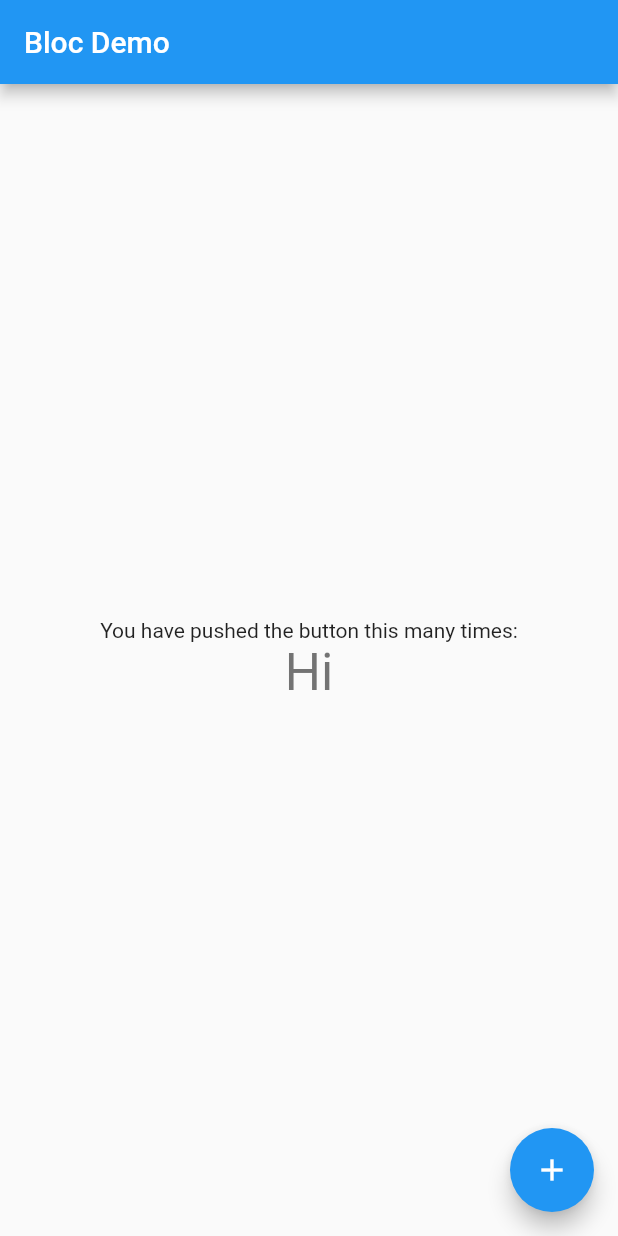
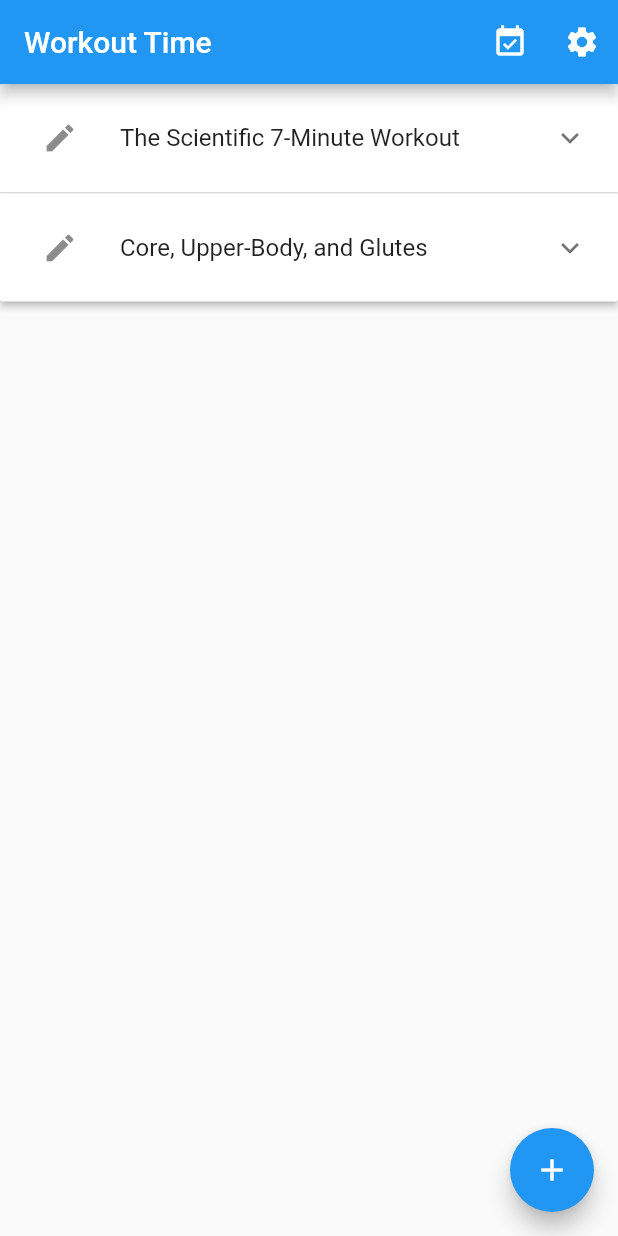
Before and after one commit to sherryqaisrani/Gym-Application-Bloc, a Flutter app: the screen it shows after launch, on a phone screen of 412 x 824 dp. Run offline on Flutter 3.47's test engine with Material 2 defaults, Android fonts, the phone set to English and light mode, and no system bars; our stand-ins replace equatable, flutter_bloc.

Commit message:
Data Display

```diff
--- a/lib/main.dart
+++ b/lib/main.dart
@@ -28,7 +28,7 @@ class MyApp extends StatelessWidget {
           }
           return workoutBloc;
         },
-        child: MyHomePage(),
+        child: const MyHomePage(),
       ),
     );
   }
@@ -48,24 +48,65 @@ class _MyHomePageState extends State<MyHomePage> {
   Widget build(BuildContext context) {
     return Scaffold(
       appBar: AppBar(
-        title: Text('Bloc Demo'),
+        title: const Text('Workout Time'),
+        actions: [
+          IconButton(
+            onPressed: () {},
+            icon: const Icon(
+              Icons.event_available,
+            ),
+          ),
+          IconButton(
+            onPressed: () {},
+            icon: const Icon(
+              Icons.settings,
+            ),
+          ),
+        ],
       ),
-      body: Center(
+      body: SingleChildScrollView(
         child: BlocBuilder<WorkoutBloc, List<Workout>>(
-          builder: (context, state) {
-            return Column(
-              mainAxisAlignment: MainAxisAlignment.center,
-              children: <Widget>[
-                const Text(
-                  'You have pushed the button this many times:',
-                ),
-                Text(
-                  'Hi',
-                  style: Theme.of(context).textTheme.headlineMedium,
-                ),
-              ],
-            );
-          },
+          builder: (context, state) => ExpansionPanelList.radio(
+            children: state
+                .map(
+                  (workout) => ExpansionPanelRadio(
+                    value: workout,
+                    headerBuilder: (context, isExpanded) => ListTile(
+                      visualDensity: const VisualDensity(
+                        horizontal: 0,
+                        vertical: VisualDensity.maximumDensity,
+                      ),
+                      leading: IconButton(
+                        onPressed: () {},
+                        icon: const Icon(
+                          Icons.edit,
+                        ),
+                      ),
+                      title: Text(workout.title!),
+                    ),
+                    body: ListView.builder(
+                      itemCount: workout.exercises.length,
+                      scrollDirection: Axis.vertical,
+
+                      shrinkWrap: true,
+                      itemBuilder: (context, index) => ListTile(
+                        visualDensity: const VisualDensity(
+                          horizontal: 0,
+                          vertical: VisualDensity.maximumDensity,
+                        ),
+                        leading: IconButton(
+                          onPressed: () {},
+                          icon: const Icon(
+                            Icons.edit,
+                          ),
+                        ),
+                        title: Text(workout.exercises[index].title!),
+                      ),
+                    ),
+                  ),
+                )
+                .toList(),
+          ),
         ),
       ),
       floatingActionButton: FloatingActionButton(
--- a/lib/model_class/workout.dart
+++ b/lib/model_class/workout.dart
@@ -25,6 +25,10 @@ class Workout extends Equatable{
 
   Map<String,dynamic> toJson()=> {'title': title, 'exercise':exercises};
 
+  int getTotal(){
+    int time = exercises.fold(0, (previousValue, element) => element.duration! + element.prelude!);
+    return time;
+  }
   @override
   // TODO: implement props
   List<Object?> get props => [title, exercises];
```
